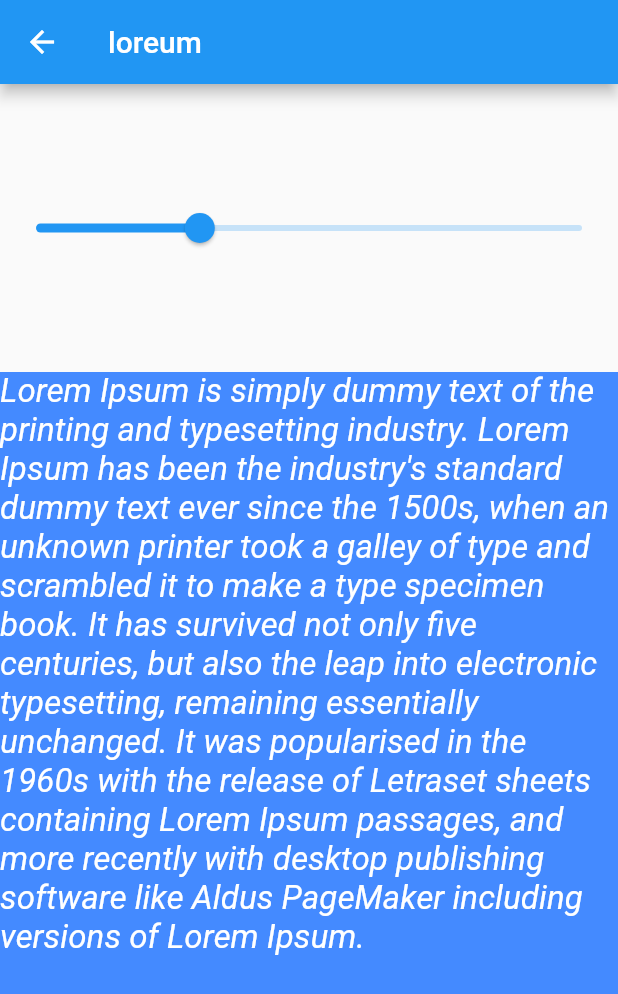
After one commit to codec-akash/Trish-I, a Flutter app: the slider screen opened directly, on a phone screen of 412 x 824 dp. The commit adds this screen. Shown: the top 994 px of the screen. Run offline on Flutter 3.47's test engine with Material 2 defaults, Android fonts, the phone set to English and light mode, and no system bars; our stand-ins replace flutter_svg.

Commit message:
sucess screen

```diff
--- a/lib/main.dart
+++ b/lib/main.dart
@@ -2,6 +2,7 @@
 import 'package:trishi/screens/bmi_page.dart';
 import 'package:trishi/screens/home_screen.dart';
 import 'package:trishi/screens/splash_screen.dart';
+import 'package:trishi/screens/card_sucess_screen.dart';
 
 void main() {
   runApp(MyApp());
--- /dev/null
+++ b/lib/screens/card_sucess_screen.dart
@@ -0,0 +1,57 @@
+import 'package:flutter/cupertino.dart';
+import 'package:flutter/material.dart';
+
+
+class slider extends StatefulWidget {
+   const slider({Key? key}) : super(key: key);
+
+   @override
+   _sliderState createState() => _sliderState();
+ }
+
+ class _sliderState extends State<slider> {
+   @override
+
+   int _value=6;
+   Widget build(BuildContext context) {
+     return Scaffold(
+       appBar: AppBar(
+         title: Text("loreum"),
+       ),
+       body: Column(
+         children: [
+           Flexible(
+                flex: 1,
+               child: Slider(
+                 value: _value.toDouble(),
+                 max: 20,
+                 min: 0, onChanged: (double value) {
+                   setState(()
+                        {
+                            _value=value.round();
+                        }
+                     );
+                   },
+               )
+           ),
+
+
+           Expanded(
+             flex: 3,
+              child:Container(
+                  color: Colors.blueAccent,
+                  child: Text("Lorem Ipsum is simply dummy text of the printing and typesetting industry. Lorem Ipsum has been the industry's standard dummy text ever since the 1500s, when an unknown printer took a galley of type and scrambled it to make a type specimen book. It has survived not only five centuries, but also the leap into electronic typesetting, remaining essentially unchanged. It was popularised in the 1960s with the release of Letraset sheets containing Lorem Ipsum passages, and more recently with desktop publishing software like Aldus PageMaker including versions of Lorem Ipsum.",
+                  style: TextStyle(
+                    fontSize: 22,
+                    color:Colors.white,
+                    fontStyle: FontStyle.italic
+                  ),
+                ),
+              )
+           ),
+
+         ],
+       ),
+     );
+   }
+ }
```
